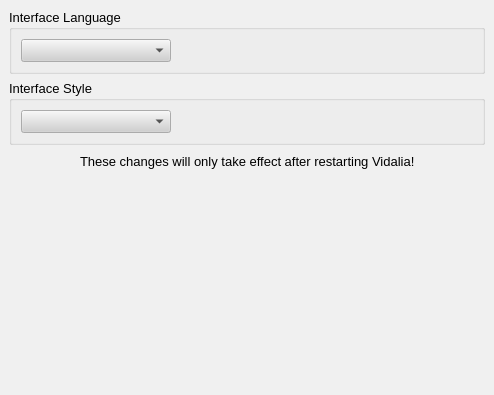
This is src/gui/config/appearancepage.ui in a-ilin/vidalia as Qt 5 draws it before an edit. The edited form follows.
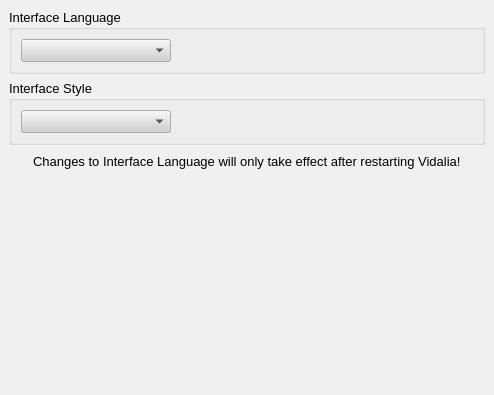
This is the edited form.

Commit message:
AppearancePage is going to be broken either way, so choose less broken method. Also, change styles on the fly.
svn:r542

The edit to the form file:
```diff
--- a/src/gui/config/appearancepage.ui
+++ b/src/gui/config/appearancepage.ui
@@ -325,7 +325,7 @@
         <enum>Qt::NoContextMenu</enum>
        </property>
        <property name="text" >
-        <string>These changes will only take effect after restarting Vidalia!</string>
+        <string>Changes to Interface Language will only take effect after restarting Vidalia!</string>
        </property>
       </widget>
      </item>
```
The commit also changes 1 other file.
